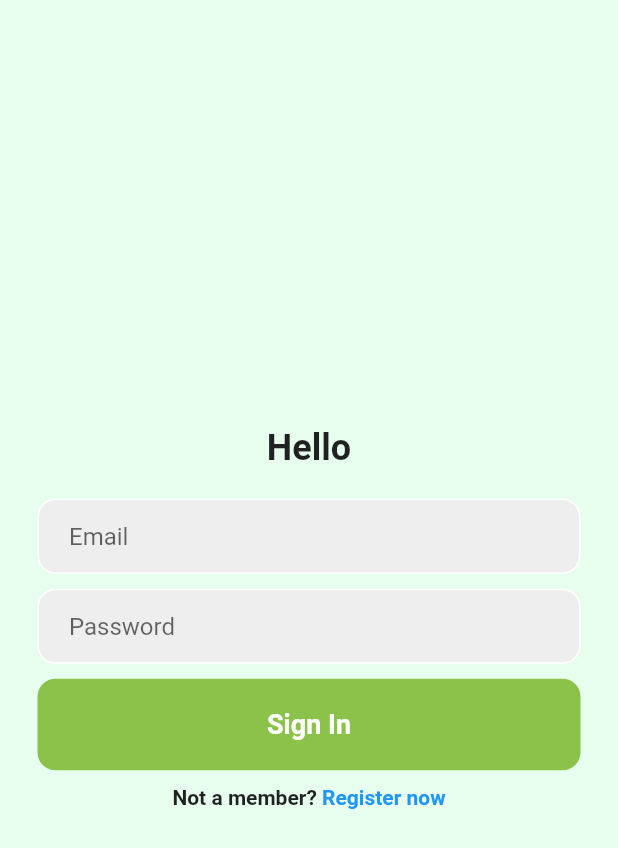
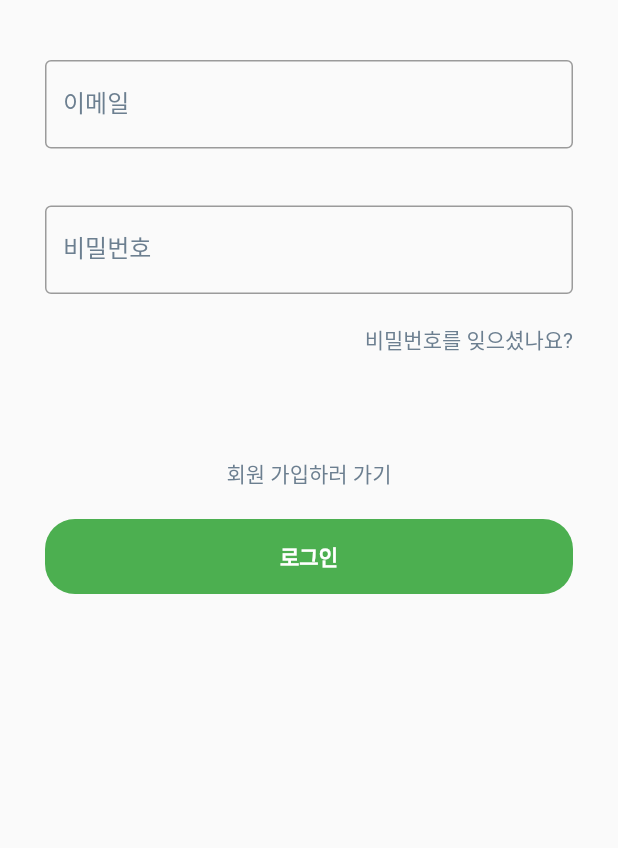
Before and after one commit to HanSungKwan/Capstone_Design, a Flutter app: the screen it shows after launch, on a phone screen of 412 x 824 dp. Shown: the top 848 px of the screen. Run offline on Flutter 3.47's test engine with Material 2 defaults, Android fonts, the phone set to English and light mode, and no system bars; our stand-ins replace sqflite; accounts and stored records are empty.

Commit message:
로그인 버튼 생성

```diff
--- /dev/null
+++ b/lib/screens/LoginBtn.dart
@@ -0,0 +1,51 @@
+import 'package:flutter/material.dart';
+import 'package:flutter/cupertino.dart';
+import 'home.dart';
+
+class LoginBtn extends StatelessWidget {
+
+  @override
+  Widget build(BuildContext context) {
+
+    return SizedBox(
+      height: 50.0,
+      child: Container(
+        decoration: BoxDecoration(
+            //color: Color.fromRGBO(48, 58, 82, 1),
+            color: Colors.green,
+            borderRadius: BorderRadius.all(Radius.circular(20.0))
+        ),
+        child: Stack(
+          children: [
+            Row(
+              children: [
+                Expanded(
+                  child: Center(
+                    child: Text(
+                      '로그인',
+                      style: TextStyle(
+                        color: Colors.white,
+                        fontSize: 14,
+                        fontWeight: FontWeight.w600, // bold
+                      ),
+                    ),
+                  ),
+                )
+              ],
+            ),
+            SizedBox.expand(
+              child: Material(
+                type: MaterialType.transparency,
+                child: InkWell(onTap: (){
+                          Navigator.push(
+                          context, CupertinoPageRoute(builder: (context) => MainPage()));
+                          print('로그인 버튼 클릭');
+                }),
+              ),
+            )
+          ],
+        ),
+      ),
+    );
+  }
+}
--- /dev/null
+++ b/lib/screens/UserInput.dart
@@ -0,0 +1,48 @@
+import 'package:flutter/material.dart';
+
+// 사용자 입력 부분
+class UserInput extends StatelessWidget {
+
+  String hint;
+  double width, height;
+  bool isSecure;
+
+  // {} 를 하면 매개변수에 기본값을 넣을 수 있다.
+  // 생성자 메소드
+  UserInput({String hint = "힌트 없음",
+    double width = 100.0,
+    double height = 100.0,
+    bool isSecure = false
+  }) :
+        hint = hint,
+        width = width,
+        height = height,
+        isSecure = isSecure;
+
+  @override
+  Widget build(BuildContext context) {
+
+    // 포커스 여부
+    FocusNode myFocusNode = new FocusNode();
+
+    Color focusColor = Color.fromRGBO(108, 127, 144, 1);
+    Color normalColor = Color.fromRGBO(108, 127, 144, 1);
+
+
+    return TextField(
+      obscureText: isSecure, // 비밀번호 여부
+      style: TextStyle(color: normalColor),
+      decoration: InputDecoration(
+          border: OutlineInputBorder(),
+          labelText: this.hint, // placeholder
+          labelStyle: TextStyle(
+              color: myFocusNode.hasFocus ? focusColor : normalColor
+          ),
+          focusColor: focusColor,
+          focusedBorder: OutlineInputBorder(
+            borderSide: BorderSide(color: focusColor, width: 3.0),
+          )
+      ),
+    );
+  }
+}
--- a/lib/screens/edit.dart
+++ b/lib/screens/edit.dart
@@ -12,6 +12,7 @@ class EditPage extends StatelessWidget {
   Widget build(BuildContext context) {
     return Scaffold(
       appBar: AppBar(
+        title: Text("새 프로젝트"),
         actions: <Widget>[
           IconButton(
             icon: const Icon(Icons.delete),
@@ -35,7 +36,7 @@ class EditPage extends StatelessWidget {
             //obscureText: true, 암호화됨
             decoration: InputDecoration(
               //border: OutlineInputBorder(), textfield 박스 유무
-              hintText: '제목을 적어주세요.',
+              hintText: '프로젝트명을 적어주세요.',
             ),
           ),
           Padding(padding: EdgeInsets.all(10)), // textfield 사이 간격
@@ -44,7 +45,7 @@ class EditPage extends StatelessWidget {
             //obscureText: true, 암호화됨
             decoration: InputDecoration(
               //border: OutlineInputBorder(), textfield박스 유무
-              hintText: '아무거나 적어라 임마들아.',
+              hintText: '아무정보나 입력해주세요.',
             ),
           ),
         ],
--- a/lib/screens/home.dart
+++ b/lib/screens/home.dart
@@ -1,7 +1,10 @@
 import 'package:flutter/cupertino.dart';
 import 'package:flutter/material.dart';
+import 'package:flutter/services.dart';
+import 'package:crypto/crypto.dart';
 import 'package:my_first_project/database/memo.dart';
 import 'package:my_first_project/database/db.dart';
+import 'package:my_first_project/screens/view.dart';
 import 'edit.dart';
 
 // class MyHomePage extends StatefulWidget {
@@ -11,15 +14,18 @@ import 'edit.dart';
 //   @override
 //   State<MyHomePage> createState() => _MyHomePageState();
 // }
+class MainPage extends StatefulWidget{
+  HomePage createState()=> HomePage();
+}
 
-class _MyHomePageState extends StatelessWidget {
+class HomePage extends State<MainPage> {
   String deleteId = '';
 
   @override
   Widget build(BuildContext context) {
     return Scaffold(
       appBar: AppBar(
-        title: Text(widget.title),
+        title: Text("내 프로젝트"),
       ),
       body: Column(
         children: <Widget>[
@@ -91,10 +97,11 @@ class _MyHomePageState extends StatelessWidget {
         if ((Snap.data as List).length == 0) {
           return Container(
             alignment: Alignment.center,
-            child: Text("프로젝트 생성해봐라제발\n\n\n\n",
+            child: Text("프로젝트를 추가해주세요.\n\n\n\n",
               style: TextStyle(fontSize: 15, color: Colors.black54),
             ),);
         }
+
         return ListView.builder(
           physics: BouncingScrollPhysics(),
           padding: EdgeInsets.all(20),
@@ -103,6 +110,9 @@ class _MyHomePageState extends StatelessWidget {
             Memo memo = (Snap.data as List)[index];
             return InkWell(
               onTap: (){},
+                //Navigator.push(
+                //    parentContext, CupertinoPageRoute(builder: (context) => ViewPage(id: memo.id)));
+
               onLongPress: (){
                 deleteId = memo.id;
                 showAlertDialog(parentContext);
--- a/lib/screens/login.dart
+++ b/lib/screens/login.dart
@@ -2,6 +2,8 @@
 
 import 'package:flutter/cupertino.dart';
 import 'package:flutter/material.dart';
+import 'UserInput.dart';
+import 'LoginBtn.dart';
 
 class MyLoginPage extends StatefulWidget {
   // const MyLoginPage({Key? key}) : super(key: key);
@@ -12,128 +14,85 @@ class MyLoginPage extends StatefulWidget {
   State<MyLoginPage> createState() => _MyLoginPageState();
 }
 
+
 class _MyLoginPageState extends State<MyLoginPage> {
-
+  // This widget is the root of your application.
   @override
   Widget build(BuildContext context) {
-
-    final ButtonStyle style = ElevatedButton.styleFrom(
-        textStyle: const TextStyle(fontSize: 40),
-        minimumSize: Size(200, 100));
-
-    return Scaffold(
-      backgroundColor: Color.fromRGBO(231, 254, 239, 1),
-      body: SafeArea(
-        child: Center(
-          child: Column(
-            mainAxisAlignment: MainAxisAlignment.center,
-            children: [
-              Text(
-                'Hello',
-                style: TextStyle(
-                  fontWeight: FontWeight.bold,
-                  fontSize: 24,
-              ),
-              ),
-              SizedBox(height: 20),
-
-
-              // email textfield
-              //test
-              Padding(
-                padding: const EdgeInsets.symmetric(horizontal: 25.0),
-                child: Container(
-                  decoration: BoxDecoration(
-                    color: Colors.grey[200],
-                    border: Border.all(color: Colors.white),
-                    borderRadius: BorderRadius.circular(12),
-                  ),
-                  child: Padding(
-                    padding: const EdgeInsets.only(left: 20.0),
-                    child: TextField(
-                      decoration: InputDecoration(
-                        border: InputBorder.none,
-                        hintText: 'Email',
-                      ),
-                    ),
-                  ),
-                ),
-              ),
-              SizedBox(height: 10),
-
-              // password textfield
-              Padding(
-                padding: const EdgeInsets.symmetric(horizontal: 25.0),
-                child: Container(
-                  decoration: BoxDecoration(
-                    color: Colors.grey[200],
-                    border: Border.all(color: Colors.white),
-                    borderRadius: BorderRadius.circular(12),
-                  ),
-                  child: Padding(
-                    padding: const EdgeInsets.only(left: 20.0),
-                    child: TextField(
-                      obscureText: true,
-                      decoration: InputDecoration(
-                        border: InputBorder.none,
-                        hintText: 'Password',
-                      ),
-                    ),
-                  ),
-                ),
-              ),
-              SizedBox(height: 10),
-
-              //sign in button
-              Padding(
-                padding: const EdgeInsets.symmetric(horizontal: 25.0),
-                child: Container(
-                  padding: EdgeInsets.all(20),
-                  decoration: BoxDecoration(
-                    color: Colors.lightGreen,
-                    borderRadius: BorderRadius.circular(12),
-                  ),
-                  child: Center(
-                    child: Text(
-                     'Sign In',
-                     style: TextStyle(
-                       color: Colors.white,
-                       fontWeight: FontWeight.bold,
-                       fontSize: 18,
-                     ),
-                    ),
-                  ),
-                ),
-              ),
-              SizedBox(height: 10),
-
-              // not a member? register now
-              Row(
-                mainAxisAlignment: MainAxisAlignment.center,
-                children: [
-                  Text(
-                    'Not a member?',
-                    style: TextStyle(
-                      fontWeight: FontWeight.bold,
-                    ),
-                  ),
-                  GestureDetector(
-                    onTap: (){},
-                    child: Text(
-                      ' Register now',
-                      style: TextStyle(
-                      color: Colors.blue,
-                      fontWeight: FontWeight.bold,
-                     ),
-                    ),
-                  ),
-                ],
-              ),
-
-            ],
+    return MaterialApp(
+        title: 'Login UI',
+        theme: ThemeData(
+          primarySwatch: Colors.green,
+        ),
+        home: Scaffold(
+          body: Container(
+              alignment: Alignment.center,
+              child: makeBody()
           ),
-        ),
-      )
+        )
     );
   }
 }
+
+Widget makeBody() {
+
+  // // svg 배경이미지 준비
+  // final String assetName = 'imgs/login_bg.svg';
+  // final Widget loginBgImage = SvgPicture.asset(
+  //   assetName,
+  //   width: double.infinity, // 가로 최대
+  //   height: 300,
+  // );
+
+  return ListView(
+    children: [
+      Column(
+        children: [
+          // loginBgImage,
+          // Padding(
+          //   padding: const EdgeInsets.only(bottom: 0, left: 30, right: 30, top: 38),
+          //   child: LoginTitleSection(),
+          // ),
+          Padding(
+              padding: const EdgeInsets.only(bottom: 68, left: 30, right: 30, top: 40),
+              child: Column(
+                children: [
+                  // 이메일 입력
+                  UserInput(hint: "이메일"),
+                  SizedBox(height: 38),
+                  UserInput(hint: "비밀번호", isSecure: true),
+                  SizedBox(height: 20),
+                  Row(
+                    children: [
+                      Spacer(),
+                      Text(
+                        '비밀번호를 잊으셨나요?',
+                        style: TextStyle(
+                          color: Color.fromRGBO(108, 127, 144, 1),
+                          fontSize: 14,
+                          fontWeight: FontWeight.w400, // regular
+                        ),
+                      ),
+                    ],
+                  )
+                ],
+              )
+          ),
+          Text(
+              '회원 가입하러 가기',
+              style: TextStyle(
+                color: Color.fromRGBO(108, 127, 144, 1),
+                fontSize: 14,
+                fontWeight: FontWeight.w400, // regular
+              )
+          ),
+          SizedBox(height: 20),
+          Padding(
+            padding: const EdgeInsets.only(bottom: 40, left: 30, right: 30),
+            child: LoginBtn(),
+          ),
+        ],
+      ),
+    ],
+  );
+}
--- a/lib/screens/view.dart
+++ b/lib/screens/view.dart
@@ -1,18 +1,13 @@
+//import 'package:flutter/cupertino.dart';
+//import 'package:flutter/material.dart';
 
-class ViewPage extends StatelessWidget {
-  const ViewPage({Key? key}) : super(key: key);
+//class ViewPage extends StatelessWidget {
+//  ViewPage({Key key, this.id}) : super(key:key);
 
-  @override
-  Widget build(BuildContext context) {
-    return Container();
-  }
-}
+//  final String id;
 
-class  extends StatelessWidget {
-  const ({Key? key}) : super(key: key);
-
-  @override
-  Widget build(BuildContext context) {
-    return Container();
-  }
-}
+//  @override
+//  Widget build(BuildContext context) {
+//    return Container();
+//  }
+//}
```
Also changed, not shown: imgs/Logo.png (added).
